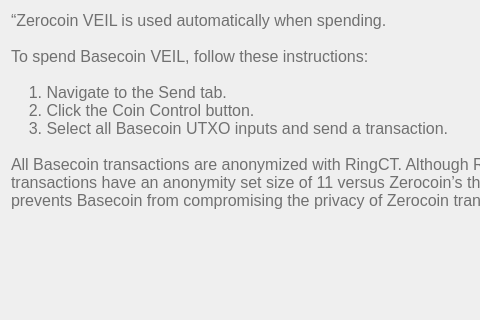
Before: the Qt Designer form src/qt/veil/forms/settingsfaq05.ui in Veil-Project/veil, drawn with Qt 5; both pictures show x 0 to 480 and y 0 to 320 of the 656 by 575 pixel window.
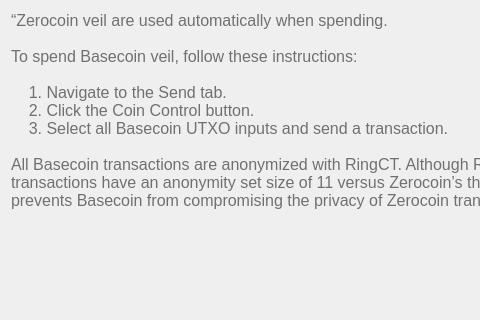
After: the same form once the commit is applied.

What changed in the file:
```diff
--- a/src/qt/veil/forms/settingsfaq05.ui
+++ b/src/qt/veil/forms/settingsfaq05.ui
@@ -33,9 +33,9 @@
       <string notr="true">font-weight:200;</string>
      </property>
      <property name="text">
-      <string>“Zerocoin VEIL is used automatically when spending.
+      <string>“Zerocoin veil are used automatically when spending.
 
-To spend Basecoin VEIL, follow these instructions:
+To spend Basecoin veil, follow these instructions:
 
     1. Navigate to the Send tab.
     2. Click the Coin Control button.
```
